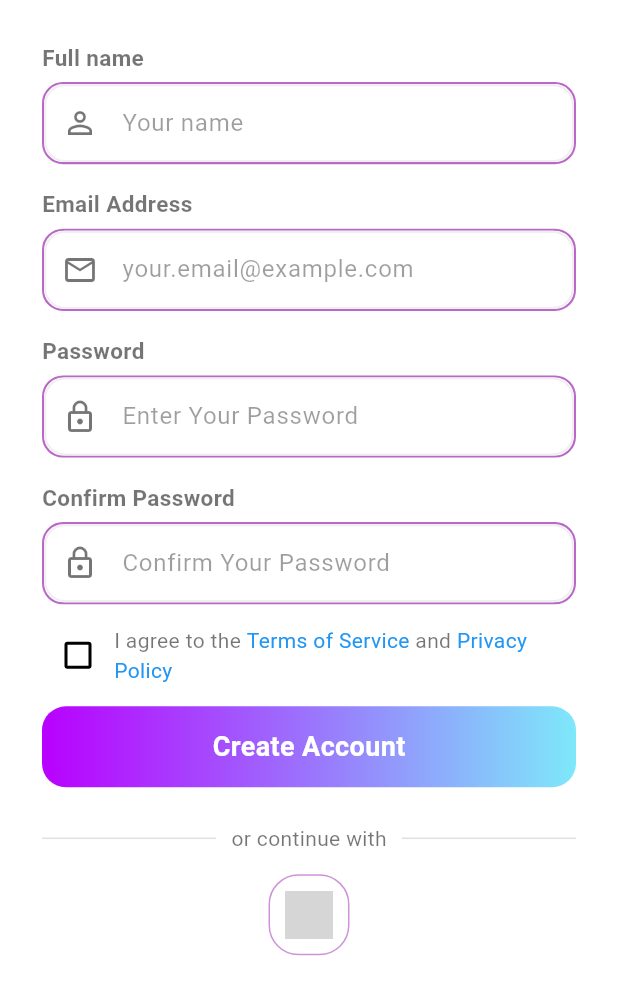
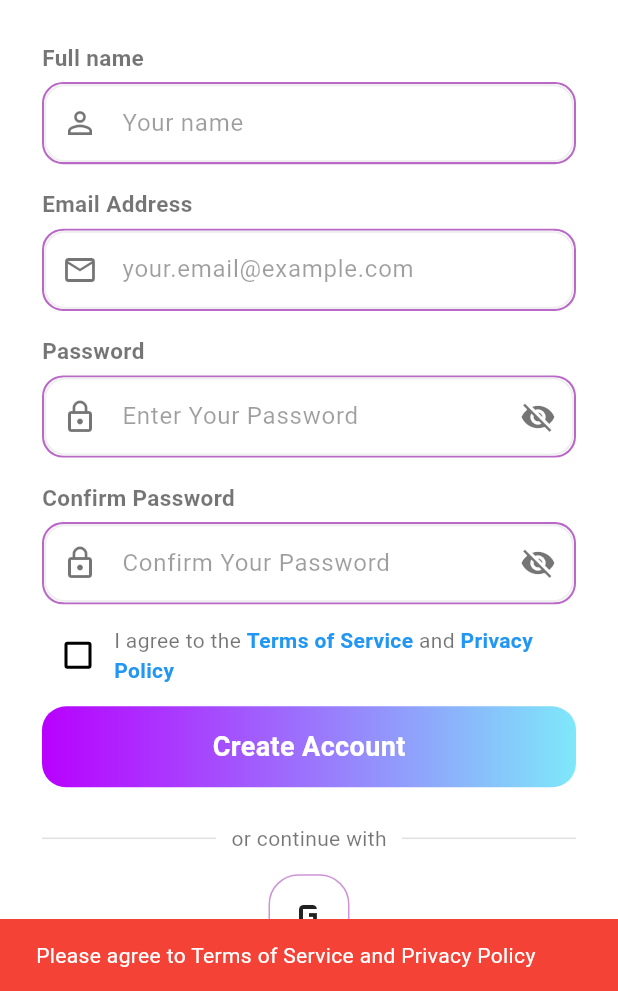
Before and after one commit to ShahamHijab/visionbot, a Flutter app: the SignupScreen screen opened by its route, after a tap on "Create Account", on a phone screen of 412 x 824 dp, the part 245-1236 px from its top. Run offline on Flutter 3.47's test engine with Material 3 defaults, Android fonts, the phone set to English and light mode, and no system bars; network calls fail; grey boxes are pictures that could not be loaded.

Commit message:
updated signup screen

```diff
--- a/mad_project/lib/screens/auth/signup_screen.dart
+++ b/mad_project/lib/screens/auth/signup_screen.dart
@@ -1,8 +1,45 @@
 import 'package:flutter/material.dart';
-import 'login_screen.dart';
+import '../../routes/app_routes.dart';
 
-class SignupScreen extends StatelessWidget {
+class SignupScreen extends StatefulWidget {
   const SignupScreen({super.key});
+
+  @override
+  State<SignupScreen> createState() => _SignupScreenState();
+}
+
+class _SignupScreenState extends State<SignupScreen> {
+  final _nameController = TextEditingController();
+  final _emailController = TextEditingController();
+  final _passwordController = TextEditingController();
+  final _confirmPasswordController = TextEditingController();
+  bool _agreeToTerms = false;
+  bool _obscurePassword = true;
+  bool _obscureConfirmPassword = true;
+
+  @override
+  void dispose() {
+    _nameController.dispose();
+    _emailController.dispose();
+    _passwordController.dispose();
+    _confirmPasswordController.dispose();
+    super.dispose();
+  }
+
+  void _handleSignup() {
+    if (!_agreeToTerms) {
+      ScaffoldMessenger.of(context).showSnackBar(
+        const SnackBar(
+          content: Text('Please agree to Terms of Service and Privacy Policy'),
+          backgroundColor: Colors.red,
+        ),
+      );
+      return;
+    }
+
+    // Navigate to role selection
+    Navigator.pushNamed(context, AppRoutes.roleSelection);
+  }
 
   @override
   Widget build(BuildContext context) {
@@ -30,49 +67,103 @@ class SignupScreen extends StatelessWidget {
               _inputField(
                 label: "Full name",
                 hint: "Your name",
-                  icon: Icons.person_outline),
+                icon: Icons.person_outline,
+                controller: _nameController,
+              ),
 
               const SizedBox(height: 16),
 
               _inputField(
                 label: "Email Address",
                 hint: "your.email@example.com",
-                  icon: Icons.email_outlined),
+                icon: Icons.email_outlined,
+                controller: _emailController,
+              ),
 
               const SizedBox(height: 16),
 
               _inputField(
                 label: "Password",
                 hint: "Enter Your Password",
-                  icon: Icons.lock_outline),
+                icon: Icons.lock_outline,
+                controller: _passwordController,
+                obscure: _obscurePassword,
+                suffixIcon: IconButton(
+                  icon: Icon(
+                    _obscurePassword ? Icons.visibility_off : Icons.visibility,
+                    color: Colors.black54,
+                  ),
+                  onPressed: () {
+                    setState(() {
+                      _obscurePassword = !_obscurePassword;
+                    });
+                  },
+                ),
+              ),
 
               const SizedBox(height: 16),
 
               _inputField(
                 label: "Confirm Password",
                 hint: "Confirm Your Password",
-                  icon: Icons.lock_outline),
+                icon: Icons.lock_outline,
+                controller: _confirmPasswordController,
+                obscure: _obscureConfirmPassword,
+                suffixIcon: IconButton(
+                  icon: Icon(
+                    _obscureConfirmPassword
+                        ? Icons.visibility_off
+                        : Icons.visibility,
+                    color: Colors.black54,
+                  ),
+                  onPressed: () {
+                    setState(() {
+                      _obscureConfirmPassword = !_obscureConfirmPassword;
+                    });
+                  },
+                ),
+              ),
 
               const SizedBox(height: 10),
 
               Row(
                 children: [
-                  Checkbox(value: false, onChanged: (v) {}),
-                  const Expanded(
-                    child: Text.rich(
+                  Checkbox(
+                    value: _agreeToTerms,
+                    onChanged: (v) {
+                      setState(() {
+                        _agreeToTerms = v ?? false;
+                      });
+                    },
+                  ),
+                  Expanded(
+                    child: GestureDetector(
+                      onTap: () {
+                        setState(() {
+                          _agreeToTerms = !_agreeToTerms;
+                        });
+                      },
+                      child: const Text.rich(
                         TextSpan(
                           text: "I agree to the ",
                           children: [
                             TextSpan(
                               text: "Terms of Service",
-                            style: TextStyle(color: Colors.blue),
+                              style: TextStyle(
+                                color: Colors.blue,
+                                fontWeight: FontWeight.w600,
+                              ),
                             ),
                             TextSpan(text: " and "),
                             TextSpan(
                               text: "Privacy Policy",
-                            style: TextStyle(color: Colors.blue),
+                              style: TextStyle(
+                                color: Colors.blue,
+                                fontWeight: FontWeight.w600,
+                              ),
                             ),
                           ],
+                        ),
                       ),
                     ),
                   ),
@@ -81,7 +172,7 @@ class SignupScreen extends StatelessWidget {
 
               const SizedBox(height: 10),
 
-              _gradientButton(text: "Create Account", onTap: () {}),
+              _gradientButton(text: "Create Account", onTap: _handleSignup),
 
               const SizedBox(height: 24),
 
@@ -98,7 +189,16 @@ class SignupScreen extends StatelessWidget {
 
               const SizedBox(height: 14),
 
-              Container(
+              InkWell(
+                onTap: () {
+                  ScaffoldMessenger.of(context).showSnackBar(
+                    const SnackBar(
+                      content: Text('Google Sign In - Coming Soon!'),
+                      duration: Duration(seconds: 2),
+                    ),
+                  );
+                },
+                child: Container(
                   padding: const EdgeInsets.all(10),
                   decoration: BoxDecoration(
                     borderRadius: BorderRadius.circular(20),
@@ -107,6 +207,10 @@ class SignupScreen extends StatelessWidget {
                   child: Image.network(
                     "https://upload.wikimedia.org/wikipedia/commons/0/09/IOS_Google_icon.png",
                     width: 32,
+                    errorBuilder: (context, error, stackTrace) {
+                      return const Icon(Icons.g_mobiledata, size: 32);
+                    },
+                  ),
                 ),
               ),
 
@@ -114,8 +218,7 @@ class SignupScreen extends StatelessWidget {
 
               GestureDetector(
                 onTap: () {
-                  Navigator.push(context,
-                      MaterialPageRoute(builder: (_) => const LoginScreen()));
+                  Navigator.pushReplacementNamed(context, AppRoutes.login);
                 },
                 child: const Text.rich(
                   TextSpan(
@@ -124,7 +227,10 @@ class SignupScreen extends StatelessWidget {
                     children: [
                       TextSpan(
                         text: "Sign In",
-                        style: TextStyle(color: Colors.blue),
+                        style: TextStyle(
+                          color: Colors.blue,
+                          fontWeight: FontWeight.w600,
+                        ),
                       )
                     ],
                   ),
@@ -139,10 +245,14 @@ class SignupScreen extends StatelessWidget {
     );
   }
 
-  Widget _inputField(
-      {required String label,
+  Widget _inputField({
+    required String label,
     required String hint,
-      required IconData icon}) {
+    required IconData icon,
+    required TextEditingController controller,
+    bool obscure = false,
+    Widget? suffixIcon,
+  }) {
     return Column(
       crossAxisAlignment: CrossAxisAlignment.start,
       children: [
@@ -155,10 +265,14 @@ class SignupScreen extends StatelessWidget {
             border: Border.all(color: Colors.purple.shade300, width: 1.4),
           ),
           child: TextField(
+            controller: controller,
+            obscureText: obscure,
             decoration: InputDecoration(
               prefixIcon: Icon(icon, color: Colors.black54),
+              suffixIcon: suffixIcon,
               hintText: hint,
               border: InputBorder.none,
+              contentPadding: const EdgeInsets.symmetric(vertical: 14),
             ),
           ),
         ),
```
Lines whose indentation alone changed are shown as unchanged.
